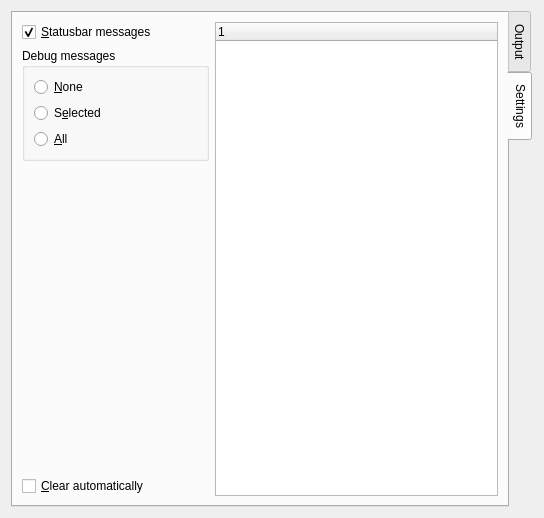
First picture: the form in src/frontends/qt4/ui/ProgressViewUi.ui, repository cburschka/lyx, before the edit.
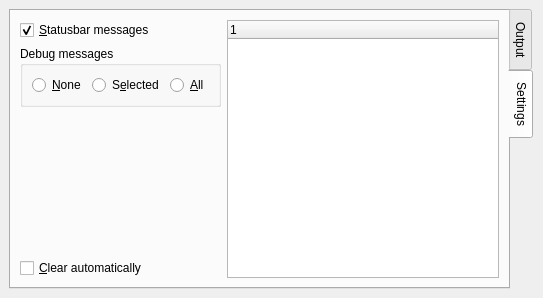
Second picture: the form after the edit. The open tabs and pages were chosen to show the change.

Commit message: Hopefully fix ProgressView layout for Qt 4.2.

```diff
--- a/src/frontends/qt4/ui/ProgressViewUi.ui
+++ b/src/frontends/qt4/ui/ProgressViewUi.ui
@@ -1,25 +1,59 @@
 <ui version="4.0">
  <class>ProgressViewUi</class>
- <widget class="QWidget" name="ProgressViewUi">
-  <property name="geometry">
+ <widget class="QWidget" name="ProgressViewUi" >
+  <property name="geometry" >
    <rect>
     <x>0</x>
     <y>0</y>
-    <width>544</width>
-    <height>518</height>
+    <width>543</width>
+    <height>298</height>
    </rect>
   </property>
-  <property name="windowTitle">
+  <property name="sizePolicy" >
+   <sizepolicy>
+    <hsizetype>7</hsizetype>
+    <vsizetype>7</vsizetype>
+    <horstretch>0</horstretch>
+    <verstretch>0</verstretch>
+   </sizepolicy>
+  </property>
+  <property name="minimumSize" >
+   <size>
+    <width>0</width>
+    <height>0</height>
+   </size>
+  </property>
+  <property name="sizeIncrement" >
+   <size>
+    <width>0</width>
+    <height>0</height>
+   </size>
+  </property>
+  <property name="baseSize" >
+   <size>
+    <width>0</width>
+    <height>0</height>
+   </size>
+  </property>
+  <property name="windowTitle" >
    <string/>
   </property>
-  <layout class="QGridLayout" name="gridLayout_4">
-   <item row="0" column="0">
-    <widget class="QTabWidget" name="tabWidget">
-     <property name="enabled">
+  <layout class="QGridLayout" >
+   <property name="margin" >
+    <number>9</number>
+   </property>
+   <property name="spacing" >
+    <number>6</number>
+   </property>
+   <item row="0" column="0" >
+    <widget class="QTabWidget" name="tabWidget" >
+     <property name="enabled" >
       <bool>true</bool>
      </property>
-     <property name="sizePolicy">
-      <sizepolicy hsizetype="Expanding" vsizetype="Ignored">
+     <property name="sizePolicy" >
+      <sizepolicy>
+       <hsizetype>7</hsizetype>
+       <vsizetype>7</vsizetype>
        <horstretch>0</horstretch>
        <verstretch>0</verstretch>
       </sizepolicy>
@@ -48,17 +82,8 @@
      <property name="currentIndex">
       <number>0</number>
      </property>
-     <property name="iconSize">
-      <size>
-       <width>16</width>
-       <height>16</height>
-      </size>
-     </property>
-     <property name="usesScrollButtons">
-      <bool>true</bool>
-     </property>
-     <widget class="QWidget" name="tab">
-      <attribute name="title">
+     <widget class="QWidget" name="tab" >
+      <attribute name="title" >
        <string>Output</string>
       </attribute>
       <layout class="QGridLayout" name="gridLayout_2">
@@ -96,23 +121,16 @@
       <attribute name="title">
        <string>Settings</string>
       </attribute>
-      <layout class="QGridLayout" name="gridLayout_3">
-       <item row="0" column="0">
-        <widget class="QCheckBox" name="sbarCB">
-         <property name="toolTip">
-          <string>Display statusbar messages?</string>
-         </property>
-         <property name="text">
-          <string>&amp;Statusbar messages</string>
-         </property>
-         <property name="checked">
-          <bool>true</bool>
-         </property>
-        </widget>
-       </item>
-       <item row="0" column="1" rowspan="4">
-        <widget class="QTreeWidget" name="debugMessagesTW">
-         <property name="toolTip">
+      <layout class="QGridLayout" >
+       <property name="margin" >
+        <number>9</number>
+       </property>
+       <property name="spacing" >
+        <number>6</number>
+       </property>
+       <item rowspan="4" row="0" column="1" >
+        <widget class="QTreeWidget" name="debugMessagesTW" >
+         <property name="toolTip" >
           <string>Select the debug messages that should be displayed</string>
          </property>
          <column>
@@ -122,15 +140,55 @@
          </column>
         </widget>
        </item>
-       <item row="1" column="0">
-        <widget class="QGroupBox" name="groupBox">
-         <property name="title">
+       <item row="2" column="0" >
+        <spacer>
+         <property name="orientation" >
+          <enum>Qt::Vertical</enum>
+         </property>
+         <property name="sizeType" >
+          <enum>QSizePolicy::Preferred</enum>
+         </property>
+         <property name="sizeHint" >
+          <size>
+           <width>187</width>
+           <height>3</height>
+          </size>
+         </property>
+        </spacer>
+       </item>
+       <item row="3" column="0" >
+        <widget class="QCheckBox" name="autoClearCB" >
+         <property name="toolTip" >
+          <string>Automatic cleanup of the window before LaTeX compilation proceeds</string>
+         </property>
+         <property name="text" >
+          <string>&amp;Clear automatically</string>
+         </property>
+        </widget>
+       </item>
+       <item row="1" column="0" >
+        <widget class="QGroupBox" name="groupBox" >
+         <property name="sizePolicy" >
+          <sizepolicy>
+           <hsizetype>5</hsizetype>
+           <vsizetype>0</vsizetype>
+           <horstretch>0</horstretch>
+           <verstretch>0</verstretch>
+          </sizepolicy>
+         </property>
+         <property name="title" >
           <string>Debug messages</string>
          </property>
-         <layout class="QGridLayout" name="gridLayout">
-          <item row="0" column="0">
-           <widget class="QRadioButton" name="debugNoneRB">
-            <property name="toolTip">
+         <layout class="QGridLayout" >
+          <property name="margin" >
+           <number>9</number>
+          </property>
+          <property name="spacing" >
+           <number>6</number>
+          </property>
+          <item row="0" column="0" >
+           <widget class="QRadioButton" name="debugNoneRB" >
+            <property name="toolTip" >
              <string>Display no debug messages</string>
             </property>
             <property name="text">
@@ -138,9 +196,9 @@
             </property>
            </widget>
           </item>
-          <item row="1" column="0">
-           <widget class="QRadioButton" name="debugSelectedRB">
-            <property name="toolTip">
+          <item row="0" column="1" >
+           <widget class="QRadioButton" name="debugSelectedRB" >
+            <property name="toolTip" >
              <string>Display the debug messages selected to the right</string>
             </property>
             <property name="text">
@@ -148,9 +206,9 @@
             </property>
            </widget>
           </item>
-          <item row="2" column="0">
-           <widget class="QRadioButton" name="debugAnyRB">
-            <property name="toolTip">
+          <item row="0" column="2" >
+           <widget class="QRadioButton" name="debugAnyRB" >
+            <property name="toolTip" >
              <string>Display all debug messages</string>
             </property>
             <property name="text">
@@ -161,26 +219,16 @@
          </layout>
         </widget>
        </item>
-       <item row="2" column="0">
-        <spacer name="verticalSpacer">
-         <property name="orientation">
-          <enum>Qt::Vertical</enum>
+       <item row="0" column="0" >
+        <widget class="QCheckBox" name="sbarCB" >
+         <property name="toolTip" >
+          <string>Display statusbar messages?</string>
          </property>
-         <property name="sizeHint" stdset="0">
-          <size>
-           <width>187</width>
-           <height>404</height>
-          </size>
+         <property name="text" >
+          <string>&amp;Statusbar messages</string>
          </property>
-        </spacer>
-       </item>
-       <item row="3" column="0">
-        <widget class="QCheckBox" name="autoClearCB">
-         <property name="toolTip">
-          <string>Automatic cleanup of the window before LaTeX compilation proceeds</string>
-         </property>
-         <property name="text">
-          <string>&amp;Clear automatically</string>
+         <property name="checked" >
+          <bool>true</bool>
          </property>
         </widget>
        </item>
```
Left out of the diff: 66 changed lines with no effect on the pictures.
